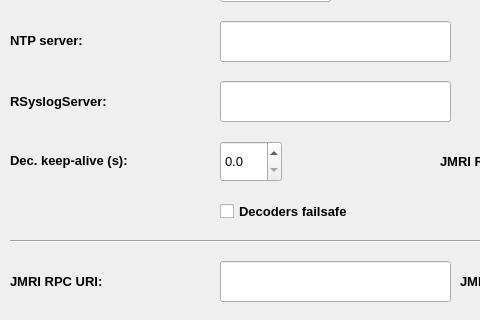
Before: the Qt Designer form Server/Scripts/GenJMRI/ui/Top_Dialog.ui in jonasbjurel/myRailIO, drawn with Qt 5; both pictures show x 0 to 480 and y 369 to 689 of the 801 by 1030 pixel window.
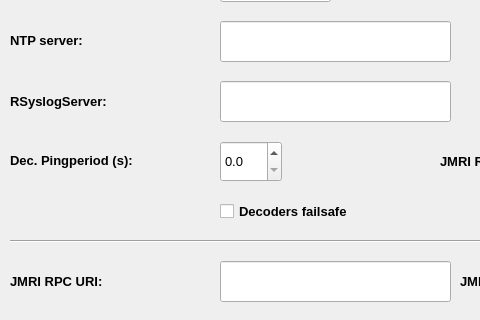
After: the same form once the commit is applied. Icons and pictures are not drawn.

```diff
--- a/Server/Scripts/GenJMRI/ui/Top_Dialog.ui
+++ b/Server/Scripts/GenJMRI/ui/Top_Dialog.ui
@@ -178,7 +178,7 @@
     <string>&lt;html&gt;&lt;head/&gt;&lt;body&gt;&lt;p&gt;&lt;span style=&quot; font-weight:400;&quot;&gt;GenJMRI Supervision period (supervision of decoders and satelites)&lt;/span&gt;&lt;/p&gt;&lt;/body&gt;&lt;/html&gt;</string>
    </property>
    <property name="text">
-    <string>Dec. keep-alive (s):</string>
+    <string>Dec. Pingperiod (s):</string>
    </property>
   </widget>
   <widget class="QLabel" name="label_13">
```
Left out of the diff: 2 changed lines with no effect on the pictures.
